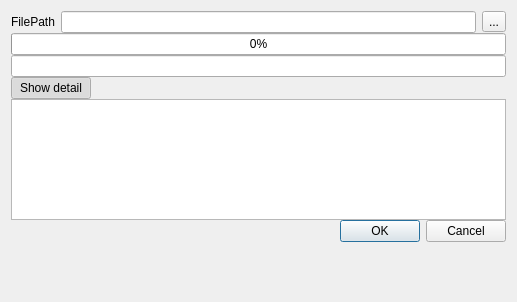
Old version of the form source/plugin/t4/updatedialog.ui in the repository ww4u/mct-t4.
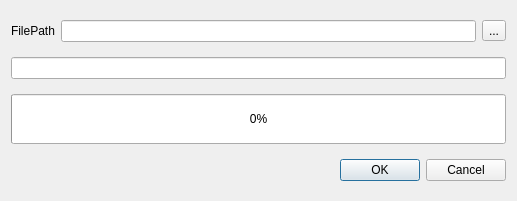
New version of the form.

The edit to the form file:
```diff
--- a/source/plugin/t4/updatedialog.ui
+++ b/source/plugin/t4/updatedialog.ui
@@ -7,7 +7,7 @@
     <x>0</x>
     <y>0</y>
     <width>517</width>
-    <height>302</height>
+    <height>201</height>
    </rect>
   </property>
   <property name="sizePolicy">
@@ -22,14 +22,8 @@
     <height>150</height>
    </size>
   </property>
-  <layout class="QVBoxLayout" name="verticalLayout">
-   <property name="spacing">
-    <number>0</number>
-   </property>
-   <property name="bottomMargin">
-    <number>0</number>
-   </property>
-   <item>
+  <layout class="QGridLayout" name="gridLayout">
+   <item row="0" column="0">
     <layout class="QHBoxLayout" name="horizontalLayout">
      <item>
       <widget class="QLabel" name="label_2">
@@ -60,8 +54,21 @@
      </item>
     </layout>
    </item>
-   <item>
+   <item row="1" column="0">
+    <widget class="QLineEdit" name="desLineEdit">
+     <property name="readOnly">
+      <bool>true</bool>
+     </property>
+    </widget>
+   </item>
+   <item row="2" column="0">
     <widget class="QProgressBar" name="progressBar">
+     <property name="minimumSize">
+      <size>
+       <width>0</width>
+       <height>50</height>
+      </size>
+     </property>
      <property name="value">
       <number>0</number>
      </property>
@@ -73,79 +80,8 @@
      </property>
     </widget>
    </item>
-   <item>
-    <widget class="QLineEdit" name="desLineEdit">
-     <property name="readOnly">
-      <bool>true</bool>
-     </property>
-    </widget>
-   </item>
-   <item>
-    <layout class="QHBoxLayout" name="horizontalLayout_3">
-     <item>
-      <widget class="QPushButton" name="btnShow">
-       <property name="sizePolicy">
-        <sizepolicy hsizetype="Fixed" vsizetype="Fixed">
-         <horstretch>0</horstretch>
-         <verstretch>0</verstretch>
-        </sizepolicy>
-       </property>
-       <property name="minimumSize">
-        <size>
-         <width>50</width>
-         <height>0</height>
-        </size>
-       </property>
-       <property name="text">
-        <string>Show detail</string>
-       </property>
-       <property name="checkable">
-        <bool>true</bool>
-       </property>
-       <property name="checked">
-        <bool>true</bool>
-       </property>
-      </widget>
-     </item>
-     <item>
-      <spacer name="horizontalSpacer">
-       <property name="orientation">
-        <enum>Qt::Horizontal</enum>
-       </property>
-       <property name="sizeHint" stdset="0">
-        <size>
-         <width>40</width>
-         <height>20</height>
-        </size>
-       </property>
-      </spacer>
-     </item>
-    </layout>
-   </item>
-   <item>
-    <widget class="QTextBrowser" name="textBrowser">
-     <property name="sizePolicy">
-      <sizepolicy hsizetype="Expanding" vsizetype="Expanding">
-       <horstretch>0</horstretch>
-       <verstretch>1</verstretch>
-      </sizepolicy>
-     </property>
-     <property name="minimumSize">
-      <size>
-       <width>100</width>
-       <height>50</height>
-      </size>
-     </property>
-     <property name="maximumSize">
-      <size>
-       <width>16777215</width>
-       <height>16777215</height>
-      </size>
-     </property>
-    </widget>
-   </item>
-   <item>
-    <layout class="QHBoxLayout" name="horizontalLayout_2">
+   <item row="3" column="0">
+    <layout class="QHBoxLayout" name="hLayout">
      <item>
       <spacer name="horizontalSpacer_2">
        <property name="orientation">
@@ -174,38 +110,6 @@
      </item>
     </layout>
    </item>
-   <item>
-    <widget class="QLabel" name="labelStatus">
-     <property name="sizePolicy">
-      <sizepolicy hsizetype="Expanding" vsizetype="Fixed">
-       <horstretch>0</horstretch>
-       <verstretch>0</verstretch>
-      </sizepolicy>
-     </property>
-     <property name="minimumSize">
-      <size>
-       <width>0</width>
-       <height>20</height>
-      </size>
-     </property>
-     <property name="text">
-      <string/>
-     </property>
-    </widget>
-   </item>
-   <item>
-    <spacer name="verticalSpacer">
-     <property name="orientation">
-      <enum>Qt::Vertical</enum>
-     </property>
-     <property name="sizeHint" stdset="0">
-      <size>
-       <width>20</width>
-       <height>40</height>
-      </size>
-     </property>
-    </spacer>
-   </item>
   </layout>
  </widget>
  <layoutdefault spacing="6" margin="11"/>
```
